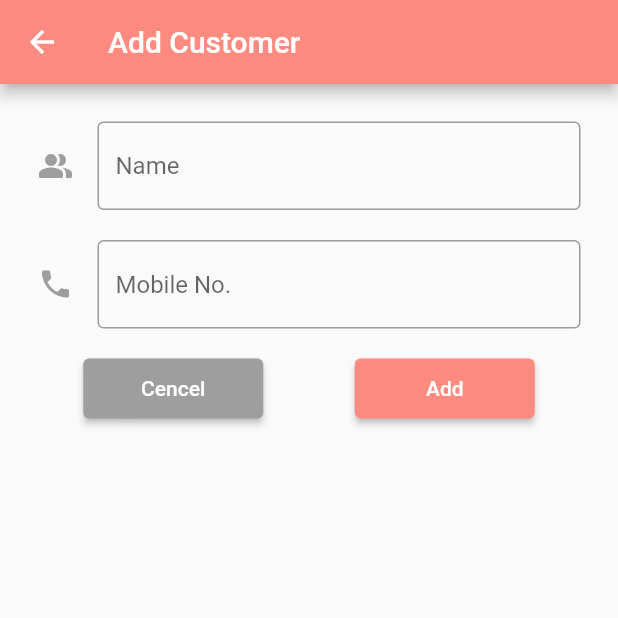
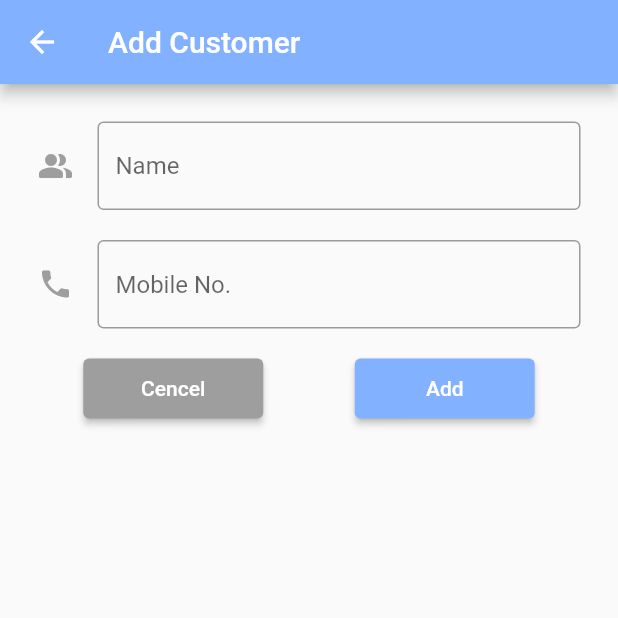
Before and after one commit to AANDANIBHAVIK/khatabook, a Flutter app: the screen it shows after launch, after a tap on "ADD CUSTOMER", on a phone screen of 412 x 824 dp, the top half of it. Run offline on Flutter 3.47's test engine with Material 2 defaults, Android fonts, the phone set to English and light mode, and no system bars; our stand-ins replace get, sqflite; accounts and stored records are empty.

Commit message:
18/11/2022

```diff
--- a/lib/controller/homeController.dart
+++ b/lib/controller/homeController.dart
@@ -12,6 +12,7 @@ class HomeController extends GetxController
   ProductModel? detaildata;
   RxString fdate = "".obs;
   RxList productList = [].obs;
+  RxList productList1 = [].obs;
   RxInt totalsum = 0.obs;
   RxInt pendingsum = 0.obs;
   RxInt greensum = 0.obs;
@@ -47,21 +48,21 @@ class HomeController extends GetxController
 
   void homeaddition() async{
     DbHelper db = DbHelper();
-    productList.value = await db.productreadData();
+    productList1.value = await db.productreadData();
 
 
     int index = 0;
     greensum.value=0;
     redsum.value=0;
 
-    for(index=0;index<productList.length;index++) {
-      if (productList[index]["payment_status"] == 0) {
+    for(index=0;index<productList1.length;index++) {
+      if (productList1[index]["payment_status"] == 0) {
         greensum.value = greensum.value +
-            int.parse(productList[index]["amount"]);
+            int.parse(productList1[index]["amount"]);
       }
       else {
         redsum.value = redsum.value +
-            int.parse(productList[index]["amount"]);
+            int.parse(productList1[index]["amount"]);
       }
     }
   }
--- a/lib/screen/addScreen.dart
+++ b/lib/screen/addScreen.dart
@@ -26,7 +26,7 @@ class _Add_ScreenState extends State<Add_Screen> {
     return SafeArea(
       child: Scaffold(
         appBar: AppBar(
-          backgroundColor: Colors.redAccent.shade100,
+          backgroundColor: Colors.blueAccent.shade100,
           title: Text("Add Customer"),
         ),
         body: Padding(
@@ -44,7 +44,7 @@ class _Add_ScreenState extends State<Add_Screen> {
                   ),
                   focusedBorder: OutlineInputBorder(
                     borderRadius: BorderRadius.all(Radius.circular(10.0)),
-                    borderSide: BorderSide(color: Colors.redAccent.shade100),
+                    borderSide: BorderSide(color: Colors.blueAccent.shade100),
                   ),
                 ),
               ),
@@ -62,7 +62,7 @@ class _Add_ScreenState extends State<Add_Screen> {
                   ),
                   focusedBorder: OutlineInputBorder(
                     borderRadius: BorderRadius.all(Radius.circular(10.0)),
-                    borderSide: BorderSide(color: Colors.redAccent.shade100),
+                    borderSide: BorderSide(color: Colors.blueAccent.shade100),
                   ),
                 ),
               ),
@@ -87,7 +87,7 @@ class _Add_ScreenState extends State<Add_Screen> {
                     height: 40,
                     width: 120,
                     child: ElevatedButton(
-                      style: ElevatedButton.styleFrom(primary: Colors.redAccent.shade100,),
+                      style: ElevatedButton.styleFrom(primary: Colors.blueAccent.shade100,),
                       onPressed: () {
                         db.insertData(txtname.text, txtmobile.text);
                         getData();
--- a/lib/screen/customerScreen.dart
+++ b/lib/screen/customerScreen.dart
@@ -42,7 +42,7 @@ class _Customer_ScreenState extends State<Customer_Screen> {
       child: Scaffold(
         appBar: AppBar(
           elevation: 0,
-          backgroundColor: Colors.redAccent.shade100,
+          backgroundColor: Colors.blueAccent.shade100,
           title: Text("${homeController.datapick!.name}"),
           actions: [
             IconButton(
@@ -59,7 +59,7 @@ class _Customer_ScreenState extends State<Customer_Screen> {
             Container(
               height: 150,
               width: double.infinity,
-              color: Colors.redAccent.shade100,
+              color: Colors.blueAccent.shade100,
               child: Padding(
                 padding: const EdgeInsets.all(10.0),
                 child: Column(
--- a/lib/screen/filterScreen.dart
+++ b/lib/screen/filterScreen.dart
@@ -35,7 +35,7 @@ class _Filter_ScreenState extends State<Filter_Screen> {
       child: Scaffold(
         // backgroundColor: Colors.black,
         appBar: AppBar(
-          backgroundColor: Colors.redAccent.shade100,
+          backgroundColor: Colors.blueAccent.shade100,
           elevation: 0,
           title: Text(
             "History",
--- a/lib/screen/historyScreen.dart
+++ b/lib/screen/historyScreen.dart
@@ -33,7 +33,7 @@ class _History_ScreenState extends State<History_Screen> {
       child: Scaffold(
         // backgroundColor: Colors.black,
         appBar: AppBar(
-          backgroundColor: Colors.redAccent.shade100,
+          backgroundColor: Colors.blueAccent.shade100,
           elevation: 0,
           title: Text(
             "History",
--- a/lib/screen/homeScreen.dart
+++ b/lib/screen/homeScreen.dart
@@ -55,7 +55,7 @@ class _Home_ScreenState extends State<Home_Screen> {
               Get.to(Search_Screen());
             }, icon: Icon(Icons.search)),
           ],
-          backgroundColor: Colors.redAccent.shade100,
+          backgroundColor: Colors.blueAccent.shade100,
         ),
         body: Padding(
           padding: const EdgeInsets.all(10.0),
@@ -66,7 +66,7 @@ class _Home_ScreenState extends State<Home_Screen> {
                   height: 175,
                   decoration: BoxDecoration(
                       borderRadius: BorderRadius.circular(15),
-                      color: Colors.redAccent.shade100),
+                      color: Colors.blueAccent.shade100),
                   child: Padding(
                     padding: const EdgeInsets.all(15.0),
                     child: Column(
@@ -313,7 +313,7 @@ class _Home_ScreenState extends State<Home_Screen> {
           ),
         ),
         floatingActionButton: FloatingActionButton.extended(
-          backgroundColor: Colors.redAccent.shade100,
+          backgroundColor: Colors.blueAccent.shade100,
           onPressed: () {
             Get.to(() => Add_Screen());
           },
--- a/lib/screen/searchScreen.dart
+++ b/lib/screen/searchScreen.dart
@@ -19,6 +19,7 @@ class _Search_ScreenState extends State<Search_Screen> {
     return SafeArea(
       child: Scaffold(
         appBar: AppBar(
+          backgroundColor: Colors.blue.shade100,
           automaticallyImplyLeading: false,
           title: TextField(
             onChanged: (value) {
@@ -47,7 +48,7 @@ class _Search_ScreenState extends State<Search_Screen> {
                   Get.to(Customer_Screen());
                 },
                 child: ListTile(
-                  title: Text("${homeController.bookList[index]["name"]}"),
+                  title: Text("${homeController.bookList[index]["name"]}",style: TextStyle(fontWeight: FontWeight.bold),),
                 ),
               );
             },
```
Also changed, not shown: lib/screen/gavePayment.dart (+6 -6 lines), lib/screen/gotPayment.dart (+6 -6 lines), lib/screen/productDetail.dart (+5 -5 lines).
